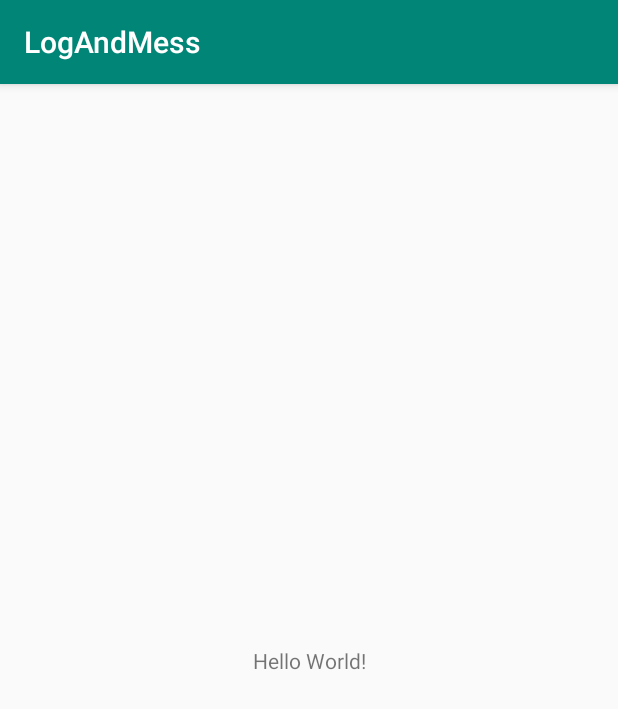
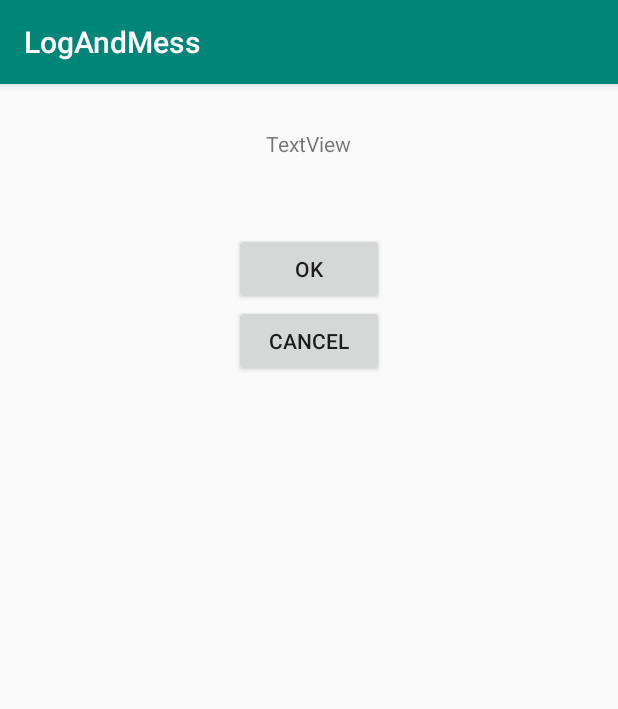
Before and after one commit to kakawkaization/android, an Android app: the screen it shows after launch (MainActivity), on a phone screen of 412 x 824 dp. Shown: the top 709 px of the screen. Run offline under Robolectric (Android 15) with nearby library versions, the phone set to English and light mode, and no system bars.

Commit message:
lesson 13

```diff
--- a/p021_LogAndMess/src/main/AndroidManifest.xml
+++ b/p021_LogAndMess/src/main/AndroidManifest.xml
@@ -1,6 +1,6 @@
 <?xml version="1.0" encoding="utf-8"?>
 <manifest xmlns:android="http://schemas.android.com/apk/res/android"
-    package="com.example.p021_logandmess" >
+    package="com.example.p021_logandmess">
 
     <application
         android:allowBackup="true"
@@ -8,8 +8,8 @@
         android:label="@string/app_name"
         android:roundIcon="@mipmap/ic_launcher_round"
         android:supportsRtl="true"
-        android:theme="@style/AppTheme" >
-        <activity android:name=".MainActivity" >
+        android:theme="@style/AppTheme">
+        <activity android:name=".MainActivity">
             <intent-filter>
                 <action android:name="android.intent.action.MAIN" />
 
--- a/p021_LogAndMess/src/main/java/com/example/p021_logandmess/MainActivity.java
+++ b/p021_LogAndMess/src/main/java/com/example/p021_logandmess/MainActivity.java
@@ -2,12 +2,54 @@ package com.example.p021_logandmess;
 
 import android.support.v7.app.AppCompatActivity;
 import android.os.Bundle;
+import android.util.Log;
+import android.view.View;
+import android.widget.Button;
+import android.widget.TextView;
+import android.widget.Toast;
 
-public class MainActivity extends AppCompatActivity {
+public class MainActivity extends AppCompatActivity implements View.OnClickListener {
+
+    TextView tvOut;
+    Button btnOk;
+    Button btnCancel;
+
+    private static final String TAG = "myLogs";
 
     @Override
     protected void onCreate(Bundle savedInstanceState) {
         super.onCreate(savedInstanceState);
         setContentView(R.layout.activity_main);
+
+        // найдем View-элементы
+        Log.d(TAG, "найдем View-элементы");
+        tvOut = (TextView) findViewById(R.id.tvOut);
+        btnOk = (Button) findViewById(R.id.btnOk);
+        btnCancel = (Button) findViewById(R.id.btnCancel);
+
+        // присваиваем обработчик кнопкам
+        Log.d(TAG, "присваиваем обработчик кнопкам");
+        btnOk.setOnClickListener(this);
+        btnCancel.setOnClickListener(this);
+    }
+
+    @Override
+    public void onClick(View v) {
+        // по id определяем кнопку, вызвавшую этот обработчик
+        Log.d(TAG, "по id определяем кнопку, вызвавшую этот обработчик");
+        switch (v.getId()) {
+            case R.id.btnOk:
+                // кнопка ОК
+                Log.d(TAG, "кнопка ОК");
+                tvOut.setText("Нажата кнопка OK");
+                Toast.makeText(this, "Нажата кнопка OK", Toast.LENGTH_LONG).show();
+                break;
+            case R.id.btnCancel:
+                // кнопка Cancel
+                Log.d(TAG, "кнопка Cancel");
+                tvOut.setText("Нажата кнопка Cancel");
+                Toast.makeText(this, "Нажата кнопка Cancel", Toast.LENGTH_LONG).show();
+                break;
+        }
     }
 }
--- a/p021_LogAndMess/src/main/res/layout/activity_main.xml
+++ b/p021_LogAndMess/src/main/res/layout/activity_main.xml
@@ -1,19 +1,34 @@
 <?xml version="1.0" encoding="utf-8"?>
-<android.support.constraint.ConstraintLayout
+<LinearLayout
     xmlns:android="http://schemas.android.com/apk/res/android"
-    xmlns:tools="http://schemas.android.com/tools"
-    xmlns:app="http://schemas.android.com/apk/res-auto"
+    android:layout_height="match_parent"
     android:layout_width="match_parent"
-    android:layout_height="match_parent"
-    tools:context=".MainActivity">
-
-    <TextView
-        android:layout_width="wrap_content"
-        android:layout_height="wrap_content"
-        android:text="Hello World!"
-        app:layout_constraintBottom_toBottomOf="parent"
-        app:layout_constraintLeft_toLeftOf="parent"
-        app:layout_constraintRight_toRightOf="parent"
-        app:layout_constraintTop_toTopOf="parent" />
-
-</android.support.constraint.ConstraintLayout>
+    android:orientation="horizontal">
+    <LinearLayout
+        android:id="@+id/linearLayout1"
+        android:layout_height="match_parent"
+        android:orientation="vertical"
+        android:layout_width="match_parent"
+        android:layout_margin="30dp">
+        <TextView
+            android:layout_width="wrap_content"
+            android:text="TextView"
+            android:layout_height="wrap_content"
+            android:id="@+id/tvOut"
+            android:layout_gravity="center_horizontal"
+            android:layout_marginBottom="50dp">
+        </TextView>
+        <Button
+            android:layout_width="100dp"
+            android:layout_height="wrap_content"
+            android:id="@+id/btnOk"
+            android:text="OK"
+            android:layout_gravity="center_horizontal"/>
+        <Button
+            android:layout_width="100dp"
+            android:layout_height="wrap_content"
+            android:id="@+id/btnCancel"
+            android:text="Cancel"
+            android:layout_gravity="center_horizontal"/>
+    </LinearLayout>
+</LinearLayout>
--- a/p021_LogAndMess/src/main/res/mipmap-anydpi-v26/ic_launcher.xml
+++ b/p021_LogAndMess/src/main/res/mipmap-anydpi-v26/ic_launcher.xml
@@ -1,5 +1,5 @@
 <?xml version="1.0" encoding="utf-8"?>
 <adaptive-icon xmlns:android="http://schemas.android.com/apk/res/android">
-    <background android:drawable="@drawable/ic_launcher_background"/>
-    <foreground android:drawable="@drawable/ic_launcher_foreground"/>
+    <background android:drawable="@drawable/ic_launcher_background" />
+    <foreground android:drawable="@drawable/ic_launcher_foreground" />
 </adaptive-icon>
--- a/p021_LogAndMess/src/main/res/mipmap-anydpi-v26/ic_launcher_round.xml
+++ b/p021_LogAndMess/src/main/res/mipmap-anydpi-v26/ic_launcher_round.xml
@@ -1,5 +1,5 @@
 <?xml version="1.0" encoding="utf-8"?>
 <adaptive-icon xmlns:android="http://schemas.android.com/apk/res/android">
-    <background android:drawable="@drawable/ic_launcher_background"/>
-    <foreground android:drawable="@drawable/ic_launcher_foreground"/>
+    <background android:drawable="@drawable/ic_launcher_background" />
+    <foreground android:drawable="@drawable/ic_launcher_foreground" />
 </adaptive-icon>
--- a/settings.gradle
+++ b/settings.gradle
@@ -1 +1 @@
-include ':app', ':p0031firstproject', ':p0041basicviews', ':p0180constraintlayoutintro', ':p005layoutsfiles', ':p0061_Layouts', ':p0072_layoutprop', ':p0081_viewbyid', ':p0091_onclickbuttons', ':p0101_listener', ':p0102_activitylistener', ':p0111_ResValues'
+include ':app', ':p0031firstproject', ':p0041basicviews', ':p0180constraintlayoutintro', ':p005layoutsfiles', ':p0061_Layouts', ':p0072_layoutprop', ':p0081_viewbyid', ':p0091_onclickbuttons', ':p0101_listener', ':p0102_activitylistener', ':p0111_ResValues', ':p021_LogAndMess'
```
Also changed, not shown: p021_LogAndMess/src/main/res/drawable-v24/ic_launcher_foreground.xml (+6 -6 lines), p021_LogAndMess/src/main/res/drawable/ic_launcher_background.xml (+166 -70 lines).
